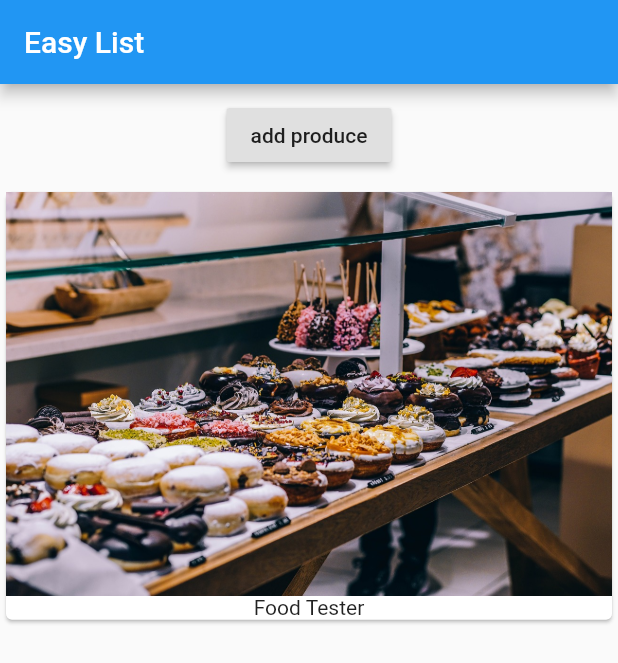
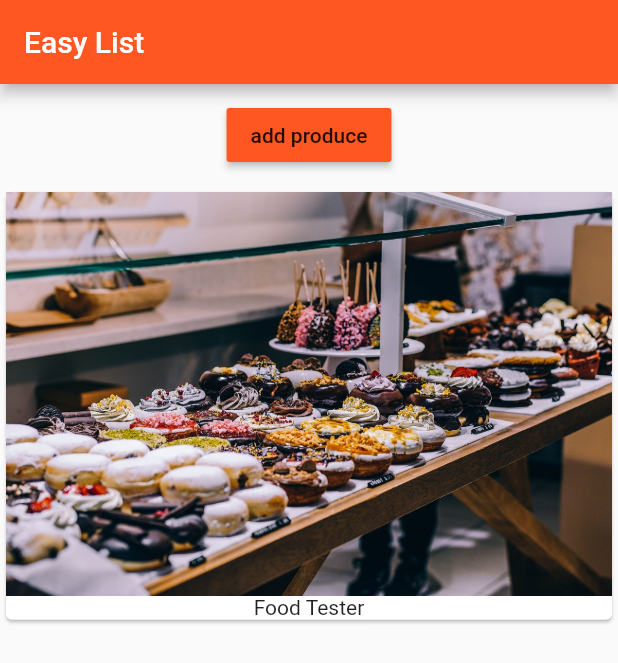
Before and after one commit to john-martens/udemy_course, a Flutter app: the screen it shows after launch, on a phone screen of 412 x 824 dp. Shown: the top 663 px of the screen. Run offline on Flutter 3.47's test engine with Material 2 defaults, Android fonts, the phone set to English and light mode, and no system bars.

Commit message:
Lesson 35-added color

```diff
--- a/lib/main.dart
+++ b/lib/main.dart
@@ -7,6 +7,10 @@ class MyApp extends StatelessWidget {
   @override
   Widget build(BuildContext context) {
     return MaterialApp(
+      theme:ThemeData(
+        primarySwatch: Colors.deepOrange,
+        accentColor: Colors.deepPurple
+      ),
       home: Scaffold(
           appBar: AppBar(title: Text("Easy List")),
           body: ProductManager("Food Tester")
--- a/lib/product_manager.dart
+++ b/lib/product_manager.dart
@@ -24,6 +24,7 @@ class _ProductManagerState extends State<ProductManager> {
         Container(
             margin: EdgeInsets.all(10.0),
             child: RaisedButton(
+               color: Theme.of(context).primaryColor,
                 child: Text("add produce"),
                 onPressed: () {
                   setState(() {
```
